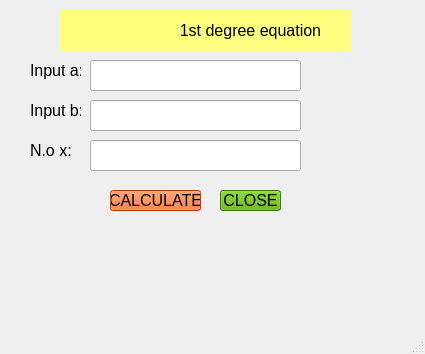
Above: MainWindow.ui from Fatkid1203/TDLT-UEL-PTB1 before the change. Below: the same form after it.
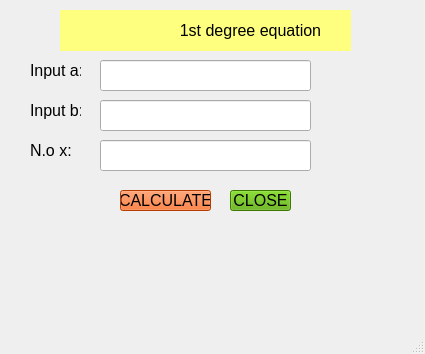
That is the form after the change. Icons and pictures are not drawn.

Commit message: lần 5

What changed in the file:
```diff
--- a/MainWindow.ui
+++ b/MainWindow.ui
@@ -92,7 +92,7 @@
    <widget class="QLineEdit" name="lineEditinputa">
     <property name="geometry">
      <rect>
-      <x>90</x>
+      <x>100</x>
       <y>60</y>
       <width>211</width>
       <height>31</height>
@@ -102,7 +102,7 @@
    <widget class="QLineEdit" name="lineEditinputb">
     <property name="geometry">
      <rect>
-      <x>90</x>
+      <x>100</x>
       <y>100</y>
       <width>211</width>
       <height>31</height>
@@ -112,7 +112,7 @@
    <widget class="QLineEdit" name="lineEditinputc">
     <property name="geometry">
      <rect>
-      <x>90</x>
+      <x>100</x>
       <y>140</y>
       <width>211</width>
       <height>31</height>
@@ -122,7 +122,7 @@
    <widget class="QPushButton" name="pushButtonclose">
     <property name="geometry">
      <rect>
-      <x>220</x>
+      <x>230</x>
       <y>190</y>
       <width>61</width>
       <height>21</height>
@@ -147,7 +147,7 @@
    <widget class="QPushButton" name="pushButtoncalculate">
     <property name="geometry">
      <rect>
-      <x>110</x>
+      <x>120</x>
       <y>190</y>
       <width>91</width>
       <height>21</height>
```
The commit also changes 1 other file.
